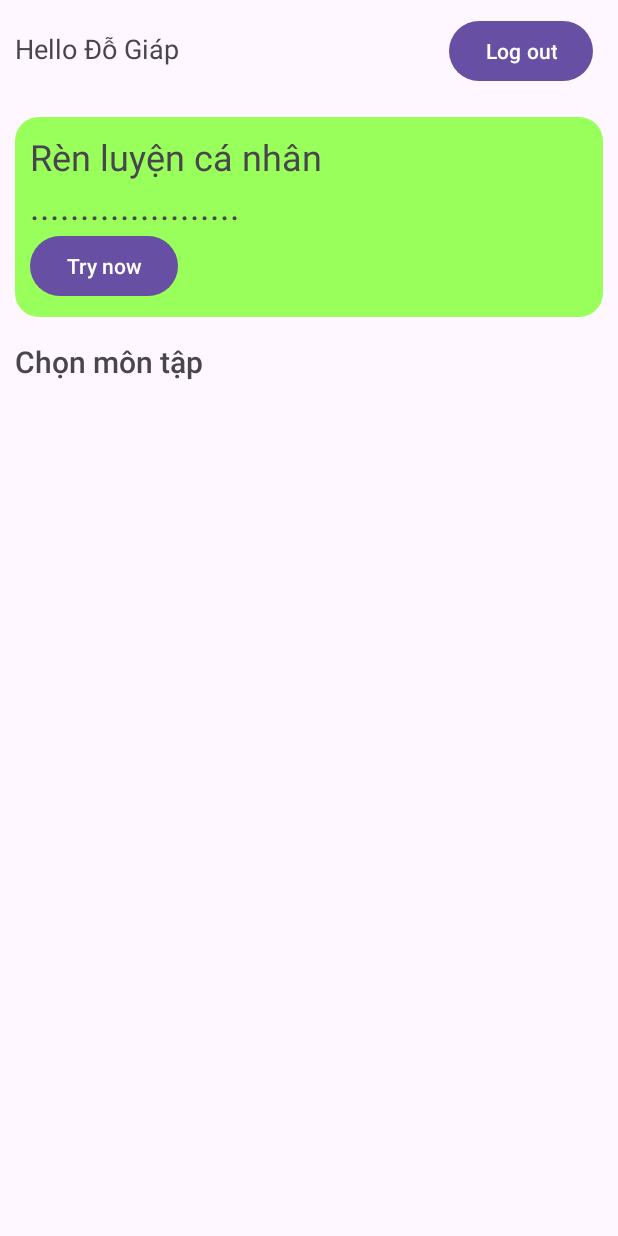
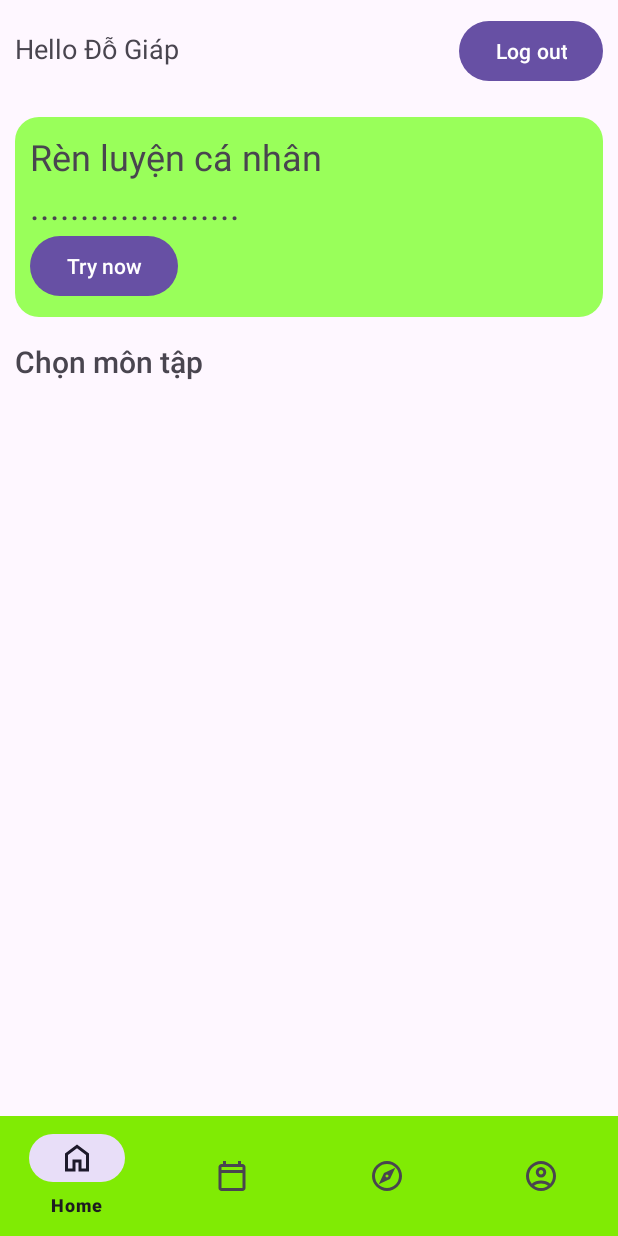
Before and after one commit to DG1923/btl_didongnhom8, an Android app: the MainActivity screen opened directly, with no data from a screen before it, on a phone screen of 412 x 824 dp. Run offline under Robolectric (Android 15) with nearby library versions, the light colour scheme and no system bars.

Commit message:
Add menu bar

```diff
--- a/app/build.gradle.kts
+++ b/app/build.gradle.kts
@@ -36,6 +36,8 @@ dependencies {
     implementation(libs.material)
     implementation(libs.activity)
     implementation(libs.constraintlayout)
+    implementation(libs.navigation.fragment)
+    implementation(libs.navigation.ui)
 
     testImplementation(libs.junit)
     androidTestImplementation(libs.ext.junit)
--- a/app/src/main/AndroidManifest.xml
+++ b/app/src/main/AndroidManifest.xml
@@ -22,14 +22,14 @@
             android:name=".signup"
             android:exported="false" />
         <activity
-            android:label="Report Activity"
-            android:name=".ReportActivity"
+            android:name=".huanluyencanhan"
             android:exported="false" />
 
         <activity
-            android:name=".huanluyencanhan"
+            android:name=".login"
             android:exported="false"/>
-            <activity android:name=".login"
+            <activity android:name=".ReportActivity"
+                android:label="Report Activity"
                 android:exported="true">
             <intent-filter>
                 <action android:name="android.intent.action.MAIN" />
--- /dev/null
+++ b/app/src/main/java/com/example/baitaplonnhom8/Adapter/MainAdapter.java
@@ -0,0 +1,4 @@
+package com.example.baitaplonnhom8.Adapter;
+
+public class MainAdapter {
+}
--- a/app/src/main/java/com/example/baitaplonnhom8/MainActivity.java
+++ b/app/src/main/java/com/example/baitaplonnhom8/MainActivity.java
@@ -10,6 +10,7 @@ import androidx.appcompat.app.AppCompatActivity;
 import androidx.core.graphics.Insets;
 import androidx.core.view.ViewCompat;
 import androidx.core.view.WindowInsetsCompat;
+import androidx.navigation.NavController;
 import androidx.recyclerview.widget.LinearLayoutManager;
 import androidx.recyclerview.widget.RecyclerView;
 
@@ -17,6 +18,7 @@ import java.util.ArrayList;
 import java.util.List;
 
 public class MainActivity extends AppCompatActivity {
+    public NavController navController;
 
     @Override
     protected void onCreate(Bundle savedInstanceState) {
--- a/app/src/main/java/com/example/baitaplonnhom8/login.java
+++ b/app/src/main/java/com/example/baitaplonnhom8/login.java
@@ -68,7 +68,7 @@ public class login extends AppCompatActivity {
         else loggedIn = false;
         if (loggedIn) {
             // Successful login, navigate to MainActivity
-            Intent intent = new Intent(login.this, huanluyencanhan.class);
+            Intent intent = new Intent(login.this, MainActivity.class);
             startActivity(intent);
             finish(); // Prevents user from returning to login screen when pressing back
         } else {
--- /dev/null
+++ b/app/src/main/res/drawable/account_circle_24px.xml
@@ -0,0 +1,10 @@
+<vector xmlns:android="http://schemas.android.com/apk/res/android"
+    android:width="24dp"
+    android:height="24dp"
+    android:viewportWidth="960"
+    android:viewportHeight="960"
+    android:tint="?attr/colorControlNormal">
+  <path
+      android:fillColor="@android:color/white"
+      android:pathData="M234,684Q285,645 348,622.5Q411,600 480,600Q549,600 612,622.5Q675,645 726,684Q761,643 780.5,591Q800,539 800,480Q800,347 706.5,253.5Q613,160 480,160Q347,160 253.5,253.5Q160,347 160,480Q160,539 179.5,591Q199,643 234,684ZM480,520Q421,520 380.5,479.5Q340,439 340,380Q340,321 380.5,280.5Q421,240 480,240Q539,240 579.5,280.5Q620,321 620,380Q620,439 579.5,479.5Q539,520 480,520ZM480,880Q397,880 324,848.5Q251,817 197,763Q143,709 111.5,636Q80,563 80,480Q80,397 111.5,324Q143,251 197,197Q251,143 324,111.5Q397,80 480,80Q563,80 636,111.5Q709,143 763,197Q817,251 848.5,324Q880,397 880,480Q880,563 848.5,636Q817,709 763,763Q709,817 636,848.5Q563,880 480,880ZM480,800Q533,800 580,784.5Q627,769 666,740Q627,711 580,695.5Q533,680 480,680Q427,680 380,695.5Q333,711 294,740Q333,769 380,784.5Q427,800 480,800ZM480,440Q506,440 523,423Q540,406 540,380Q540,354 523,337Q506,320 480,320Q454,320 437,337Q420,354 420,380Q420,406 437,423Q454,440 480,440ZM480,380Q480,380 480,380Q480,380 480,380Q480,380 480,380Q480,380 480,380Q480,380 480,380Q480,380 480,380Q480,380 480,380Q480,380 480,380ZM480,740Q480,740 480,740Q480,740 480,740Q480,740 480,740Q480,740 480,740Q480,740 480,740Q480,740 480,740Q480,740 480,740Q480,740 480,740Z"/>
+</vector>
--- /dev/null
+++ b/app/src/main/res/drawable/calendar_today_24px.xml
@@ -0,0 +1,10 @@
+<vector xmlns:android="http://schemas.android.com/apk/res/android"
+    android:width="24dp"
+    android:height="24dp"
+    android:viewportWidth="960"
+    android:viewportHeight="960"
+    android:tint="?attr/colorControlNormal">
+  <path
+      android:fillColor="@android:color/white"
+      android:pathData="M200,880Q167,880 143.5,856.5Q120,833 120,800L120,240Q120,207 143.5,183.5Q167,160 200,160L240,160L240,80L320,80L320,160L640,160L640,80L720,80L720,160L760,160Q793,160 816.5,183.5Q840,207 840,240L840,800Q840,833 816.5,856.5Q793,880 760,880L200,880ZM200,800L760,800Q760,800 760,800Q760,800 760,800L760,400L200,400L200,800Q200,800 200,800Q200,800 200,800ZM200,320L760,320L760,240Q760,240 760,240Q760,240 760,240L200,240Q200,240 200,240Q200,240 200,240L200,320ZM200,320L200,240Q200,240 200,240Q200,240 200,240L200,240Q200,240 200,240Q200,240 200,240L200,320Z"/>
+</vector>
--- /dev/null
+++ b/app/src/main/res/drawable/explore_24px.xml
@@ -0,0 +1,10 @@
+<vector xmlns:android="http://schemas.android.com/apk/res/android"
+    android:width="24dp"
+    android:height="24dp"
+    android:viewportWidth="960"
+    android:viewportHeight="960"
+    android:tint="?attr/colorControlNormal">
+  <path
+      android:fillColor="@android:color/white"
+      android:pathData="M260,700L560,560L700,260L400,400L260,700ZM480,520Q463,520 451.5,508.5Q440,497 440,480Q440,463 451.5,451.5Q463,440 480,440Q497,440 508.5,451.5Q520,463 520,480Q520,497 508.5,508.5Q497,520 480,520ZM480,880Q397,880 324,848.5Q251,817 197,763Q143,709 111.5,636Q80,563 80,480Q80,397 111.5,324Q143,251 197,197Q251,143 324,111.5Q397,80 480,80Q563,80 636,111.5Q709,143 763,197Q817,251 848.5,324Q880,397 880,480Q880,563 848.5,636Q817,709 763,763Q709,817 636,848.5Q563,880 480,880ZM480,800Q614,800 707,707Q800,614 800,480Q800,346 707,253Q614,160 480,160Q346,160 253,253Q160,346 160,480Q160,614 253,707Q346,800 480,800ZM480,480Q480,480 480,480Q480,480 480,480Q480,480 480,480Q480,480 480,480Q480,480 480,480Q480,480 480,480Q480,480 480,480Q480,480 480,480Z"/>
+</vector>
--- /dev/null
+++ b/app/src/main/res/drawable/home_24px.xml
@@ -0,0 +1,10 @@
+<vector xmlns:android="http://schemas.android.com/apk/res/android"
+    android:width="24dp"
+    android:height="24dp"
+    android:viewportWidth="960"
+    android:viewportHeight="960"
+    android:tint="?attr/colorControlNormal">
+  <path
+      android:fillColor="@android:color/white"
+      android:pathData="M240,760L360,760L360,520L600,520L600,760L720,760L720,400L480,220L240,400L240,760ZM160,840L160,360L480,120L800,360L800,840L520,840L520,600L440,600L440,840L160,840ZM480,490L480,490L480,490L480,490L480,490L480,490L480,490L480,490L480,490Z"/>
+</vector>
--- a/app/src/main/res/layout/activity_main.xml
+++ b/app/src/main/res/layout/activity_main.xml
@@ -8,6 +8,7 @@
     android:layout_height="match_parent"
     tools:context=".MainActivity">
 
+    <!-- Header Layout -->
     <LinearLayout
         android:id="@+id/headerLayout"
         android:layout_width="0dp"
@@ -22,6 +23,7 @@
             android:id="@+id/textView"
             android:layout_width="wrap_content"
             android:layout_height="wrap_content"
+            android:layout_weight="2"
             android:text="Hello Đỗ Giáp"
             android:textSize="18sp" />
 
@@ -29,11 +31,12 @@
             android:id="@+id/btn_logout"
             android:layout_width="wrap_content"
             android:layout_height="wrap_content"
-            android:layout_marginLeft="180dp"
+            android:layout_marginStart="16dp"
             android:text="Log out"
             android:textSize="14sp" />
     </LinearLayout>
 
+    <!-- Content Layout -->
     <LinearLayout
         android:id="@+id/contentLayout"
         android:layout_width="0dp"
@@ -44,6 +47,7 @@
         app:layout_constraintEnd_toEndOf="parent"
         android:padding="10dp">
 
+        <!-- Nested Layout -->
         <LinearLayout
             android:layout_width="match_parent"
             android:layout_height="wrap_content"
@@ -73,6 +77,7 @@
                 android:textSize="14sp" />
         </LinearLayout>
 
+        <!-- Additional TextView -->
         <TextView
             android:id="@+id/textView8"
             android:layout_width="wrap_content"
@@ -83,14 +88,35 @@
             android:layout_marginTop="16dp"/>
     </LinearLayout>
 
+    <!-- ListView -->
     <ListView
         android:id="@+id/listView"
         android:layout_width="0dp"
         android:layout_height="0dp"
         app:layout_constraintTop_toBottomOf="@id/contentLayout"
-        app:layout_constraintBottom_toBottomOf="parent"
+        app:layout_constraintBottom_toTopOf="@id/layoutNav"
         app:layout_constraintStart_toStartOf="parent"
         app:layout_constraintEnd_toEndOf="parent"
         android:divider="@android:color/darker_gray"
         android:dividerHeight="1dp" />
+
+    <!-- Bottom Navigation Layout -->
+    <androidx.constraintlayout.widget.ConstraintLayout
+        android:id="@+id/layoutNav"
+        android:layout_width="match_parent"
+        android:layout_height="wrap_content"
+        app:layout_constraintBottom_toBottomOf="parent">
+
+        <com.google.android.material.bottomnavigation.BottomNavigationView
+            android:id="@+id/bottom_navigation"
+            android:layout_width="0dp"
+            android:layout_height="wrap_content"
+            android:background="#80EB04"
+            app:layout_constraintBottom_toBottomOf="parent"
+            app:layout_constraintStart_toStartOf="parent"
+            app:layout_constraintEnd_toEndOf="parent"
+            android:layout_alignParentBottom="true"
+            app:menu="@menu/button_menu_bar" />
+    </androidx.constraintlayout.widget.ConstraintLayout>
+
 </androidx.constraintlayout.widget.ConstraintLayout>
--- a/app/src/main/res/layout/list_item.xml
+++ b/app/src/main/res/layout/list_item.xml
@@ -4,6 +4,13 @@
     android:layout_height="wrap_content"
     android:orientation="horizontal"
     android:padding="10dp">
+
+    <ImageView
+        android:id="@+id/subjectimage"
+        android:layout_width="64dp"
+        android:layout_height="64dp"
+        android:src="@drawable/task_placeholder"
+        android:scaleType="centerCrop"/>
 
     <LinearLayout
         android:layout_width="0dp"
--- /dev/null
+++ b/app/src/main/res/menu/button_menu_bar.xml
@@ -0,0 +1,26 @@
+<?xml version="1.0" encoding="utf-8"?>
+<menu xmlns:android="http://schemas.android.com/apk/res/android">
+    <item
+        android:id="@+id/home"
+        android:enabled="true"
+        android:icon="@drawable/home_24px"
+        android:title="Home"/>
+
+    <item
+        android:id="@+id/calender"
+        android:enabled="true"
+        android:icon="@drawable/calendar_today_24px"
+        android:title="Calender"/>
+
+    <item
+        android:id="@+id/explore"
+        android:enabled="true"
+        android:icon="@drawable/explore_24px"
+        android:title="Explorer"/>
+
+    <item
+        android:id="@+id/changepass"
+        android:enabled="true"
+        android:icon="@drawable/account_circle_24px"
+        android:title="Account"/>
+</menu>
--- /dev/null
+++ b/app/src/main/res/navigation/nav.xml
@@ -0,0 +1,8 @@
+<?xml version="1.0" encoding="utf-8"?>
+<navigation xmlns:android="http://schemas.android.com/apk/res/android"
+    xmlns:app="http://schemas.android.com/apk/res-auto"
+    xmlns:tools="http://schemas.android.com/tools"
+    android:id="@+id/nav"
+    app:startDestination="@id/main"
+
+    />
--- a/gradle/libs.versions.toml
+++ b/gradle/libs.versions.toml
@@ -7,6 +7,8 @@ appcompat = "1.6.1"
 material = "1.12.0"
 activity = "1.8.0"
 constraintlayout = "2.1.4"
+navigationFragment = "2.7.7"
+navigationUi = "2.7.7"
 
 [libraries]
 
@@ -17,6 +19,8 @@ appcompat = { group = "androidx.appcompat", name = "appcompat", version.ref = "a
 material = { group = "com.google.android.material", name = "material", version.ref = "material" }
 activity = { group = "androidx.activity", name = "activity", version.ref = "activity" }
 constraintlayout = { group = "androidx.constraintlayout", name = "constraintlayout", version.ref = "constraintlayout" }
+navigation-fragment = { group = "androidx.navigation", name = "navigation-fragment", version.ref = "navigationFragment" }
+navigation-ui = { group = "androidx.navigation", name = "navigation-ui", version.ref = "navigationUi" }
 
 [plugins]
 androidApplication = { id = "com.android.application", version.ref = "agp" }
```
Also changed, not shown: build.gradle.kts (line endings or trailing spaces).
